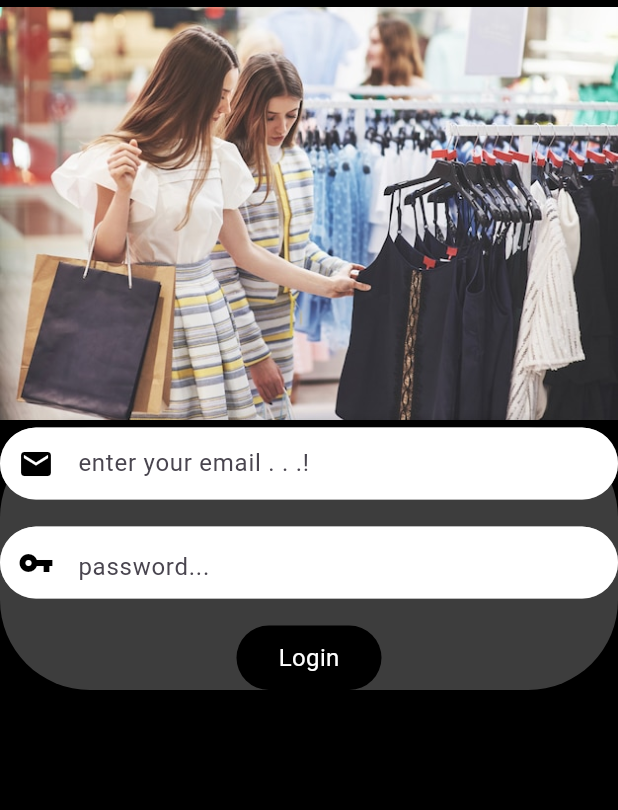
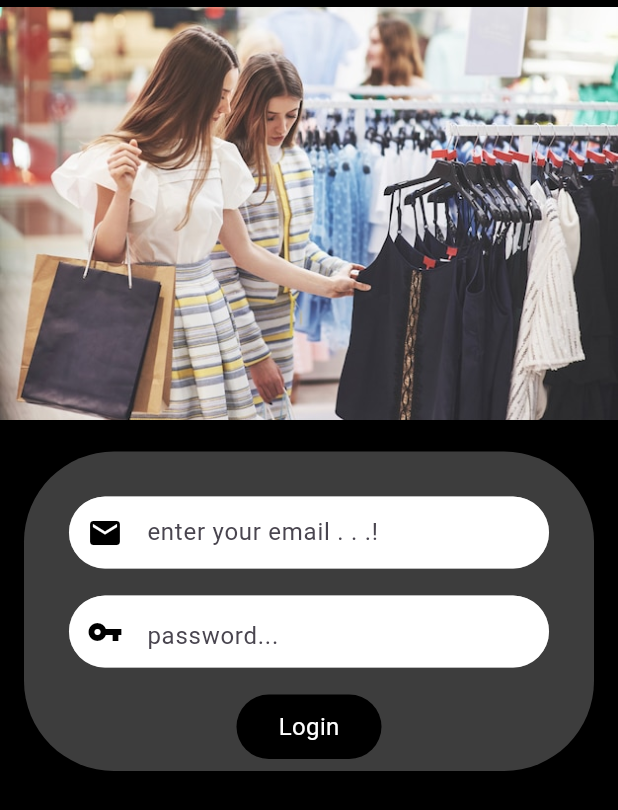
Before and after one commit to Idriss-rayan/E_CommerceApp, a Flutter app: the screen it shows after launch, on a phone screen of 412 x 824 dp. Shown: the top 810 px of the screen. Run offline on Flutter 3.47's test engine with Material 3 defaults, Android fonts, the phone set to English and light mode, and no system bars; our stand-ins replace get.

Commit message:
new things

```diff
--- a/lib/users/authentication/login_screen.dart
+++ b/lib/users/authentication/login_screen.dart
@@ -35,8 +35,10 @@ class _LoginScreenState extends State<LoginScreen> {
                     ),
                   ),
                   //login screen sign-in form
-                  Container(
-                    decoration: BoxDecoration(
+                  Padding(
+                    padding: const EdgeInsets.all(16.0),
+                    child: Container(
+                      decoration: const BoxDecoration(
                         color: Colors.white24,
                         borderRadius: BorderRadius.all(
                           Radius.circular(60),
@@ -49,12 +51,16 @@ class _LoginScreenState extends State<LoginScreen> {
                           )
                         ],
                       ),
+                      child: Padding(
+                        padding: const EdgeInsets.fromLTRB(30 , 30 , 30 , 8),
                         child: Column(
                           children: [
                             Form(
                               key: formKey,
                               child: Column(
                                 children: [
+
+
                                   //email
                                   TextFormField(
                                     controller: emailController,
@@ -180,11 +186,13 @@ class _LoginScreenState extends State<LoginScreen> {
                                         ),
                                       ),
                                     ),
-                              )
+                                  ),
                                 ],
                               ),
                             ),
                           ],
+                        ),
+                      ),
                     ),
                   ),
                 ],
```
Lines whose indentation alone changed are shown as unchanged.
